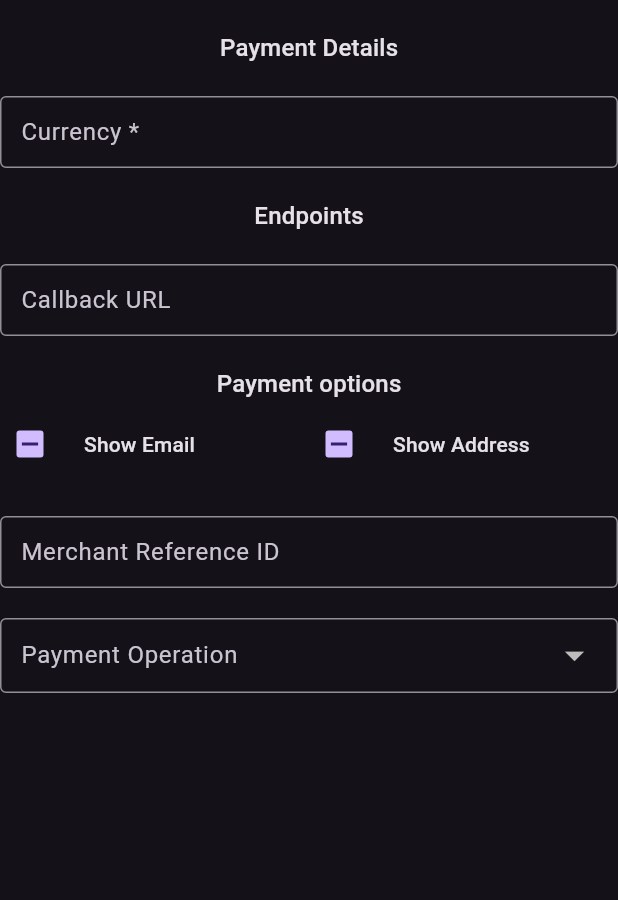
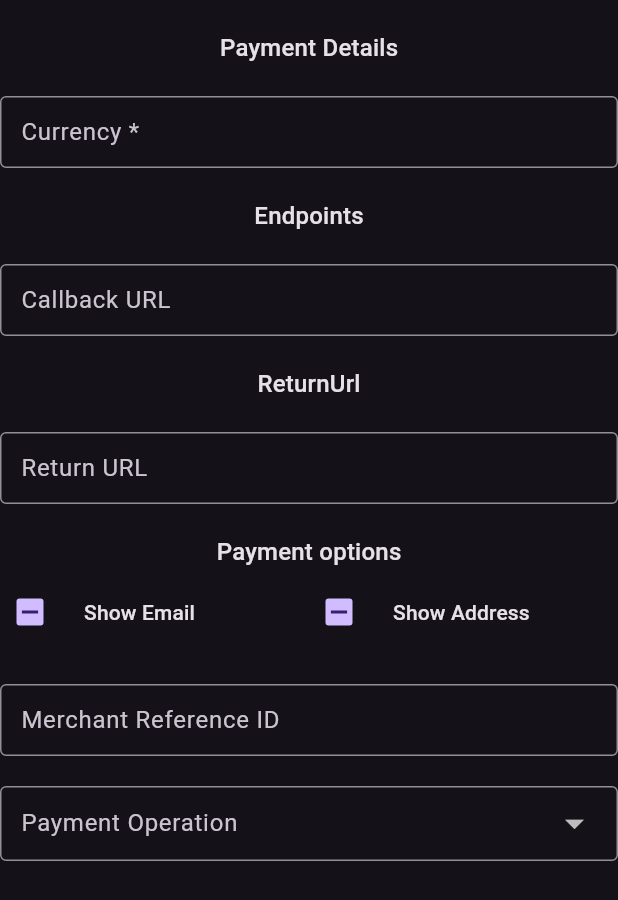
Before and after one commit to GeideaSolutions/Flutter-SDK-Sample-App, a Flutter app: the PaymentDetail widget shown alone on an empty page, opened directly with empty values, on a phone screen of 412 x 824 dp. Shown: the top 900 px of the screen. Run offline on Flutter 3.47's test engine with Material 3 defaults, Android fonts, the phone set to English and light mode, and no system bars; our stand-ins replace dropdown_button2, mask_text_input_formatter, shared_preferences; missing offline and left inert: flex_color_picker, geideapay; accounts and stored records are empty.

Commit message:
added returnURl for Sample App Support

```diff
--- a/lib/storage/app_preference.dart
+++ b/lib/storage/app_preference.dart
@@ -3,6 +3,7 @@ import 'package:shared_preferences/shared_preferences.dart';
 const String keySdkLanguage = "keySdkLanguage";
 const String keyCurrency = "keyCurrency";
 const String keyCallbackUrl = "keyCallbackUrl";
+const String keyReturnUrl = "keyReturnUrl";
 const String keyShowEmail = "keyShowEmail";
 const String keyShowAddress = "keyShowAddress";
 const String keyMerchantRefId = "keyMerchantRefId";
--- a/lib/ui/card_payment/card_payment.dart
+++ b/lib/ui/card_payment/card_payment.dart
@@ -42,6 +42,7 @@ class CardPaymentState extends State<CardPayment> {
   bool _checkoutInProgress = false;
 
   String _callbackUrl = "https://returnurl.com";
+  String _returnUrl = "https://returnurl.com";
 
   String? _orderId;
 
@@ -62,9 +63,9 @@ class CardPaymentState extends State<CardPayment> {
         publicKey: globals.keyMerchantKey ?? "",
         apiPassword: globals.keyMerchantPass ?? "");
 
-    _currency =
-        await keyCurrency.getPrefData() ?? "";
+    _currency = await keyCurrency.getPrefData() ?? "";
     _callbackUrl = await keyCallbackUrl.getPrefData() ?? _callbackUrl;
+    _returnUrl = await keyReturnUrl.getPrefData() ?? _returnUrl;
 
     _amountController.text =
         await keyAmount.getPrefData() ?? await "100".addPrefData(keyAmount);
@@ -259,6 +260,7 @@ class CardPaymentState extends State<CardPayment> {
       (await keyAmount.getPrefData()).toString(),
       (await keyCurrency.getPrefData()).toString(),
       callbackUrl: await keyCallbackUrl.getPrefData() ?? "",
+      returnUrl: await keyReturnUrl.getPrefData() ?? "",
       lang: await keySdkLanguage.getPrefData() ?? "AR",
       billingAddress: billingAddress,
       shippingAddress: shippingAddress,
--- a/lib/ui/configuration/configuration.dart
+++ b/lib/ui/configuration/configuration.dart
@@ -36,6 +36,7 @@ class ConfigurationState extends State<Configuration> {
       TextEditingController();
   final TextEditingController _currencyController = TextEditingController();
   final TextEditingController _callbackUrlController = TextEditingController();
+  final TextEditingController _returnUrlController = TextEditingController();
   final TextEditingController _merchantReferenceIdController =
       TextEditingController();
   final TextEditingController _customerEmailController =
@@ -86,6 +87,7 @@ class ConfigurationState extends State<Configuration> {
     _merchantPasswordController.text = globals.keyMerchantPass ?? "";
     _currencyController.text = await keyCurrency.getPrefData() ?? "";
     _callbackUrlController.text = await keyCallbackUrl.getPrefData() ?? "";
+    _returnUrlController.text = await keyReturnUrl.getPrefData() ?? "";
     _merchantReferenceIdController.text =
         await keyMerchantRefId.getPrefData() ?? "";
     _customerEmailController.text = await keyCustomerEmail.getPrefData() ?? "";
@@ -117,6 +119,7 @@ class ConfigurationState extends State<Configuration> {
   void _saveData() {
     _currencyController.text.toString().addPrefData(keyCurrency);
     _callbackUrlController.text.toString().addPrefData(keyCallbackUrl);
+    _returnUrlController.text.toString().addPrefData(keyReturnUrl);
     _merchantReferenceIdController.text
         .toString()
         .addPrefData(keyMerchantRefId);
@@ -202,6 +205,7 @@ class ConfigurationState extends State<Configuration> {
                   paymentOperations: _paymentOperations,
                   currencyController: _currencyController,
                   callbackUrlController: _callbackUrlController,
+                  returnUrlController: _returnUrlController,
                   merchantReferenceIdController: _merchantReferenceIdController,
                   paymentOptions: _paymentOptions,
                   onCheckChange: (key, value) {
--- a/lib/ui/configuration/includes/payment_detail.dart
+++ b/lib/ui/configuration/includes/payment_detail.dart
@@ -11,6 +11,7 @@ class PaymentDetail extends StatelessWidget {
 
   final TextEditingController currencyController;
   final TextEditingController callbackUrlController;
+  final TextEditingController returnUrlController;
   final TextEditingController merchantReferenceIdController;
   final Map<String, bool> paymentOptions;
   final Function(String key, bool? value) onCheckChange;
@@ -21,6 +22,7 @@ class PaymentDetail extends StatelessWidget {
     required this.paymentOperations,
     required this.currencyController,
     required this.callbackUrlController,
+    required this.returnUrlController,
     required this.merchantReferenceIdController,
     required this.paymentOptions,
     required this.onCheckChange,
@@ -63,6 +65,24 @@ class PaymentDetail extends StatelessWidget {
             floatingLabelBehavior: FloatingLabelBehavior.auto,
             border: OutlineInputBorder(),
             labelText: "Callback URL",
+            counterText: "",
+          ),
+        ),
+        _verticalSizeBox,
+        Text(
+          "ReturnUrl",
+          style: Theme.of(context).textTheme.titleMedium,
+        ),
+        _verticalSizeBox,
+        TextFormField(
+          controller: returnUrlController,
+          keyboardType: TextInputType.text,
+          textInputAction: TextInputAction.next,
+          decoration: const InputDecoration(
+            contentPadding: EdgeInsets.symmetric(vertical: 10, horizontal: 10),
+            floatingLabelBehavior: FloatingLabelBehavior.auto,
+            border: OutlineInputBorder(),
+            labelText: "Return URL",
             counterText: "",
           ),
         ),
```
